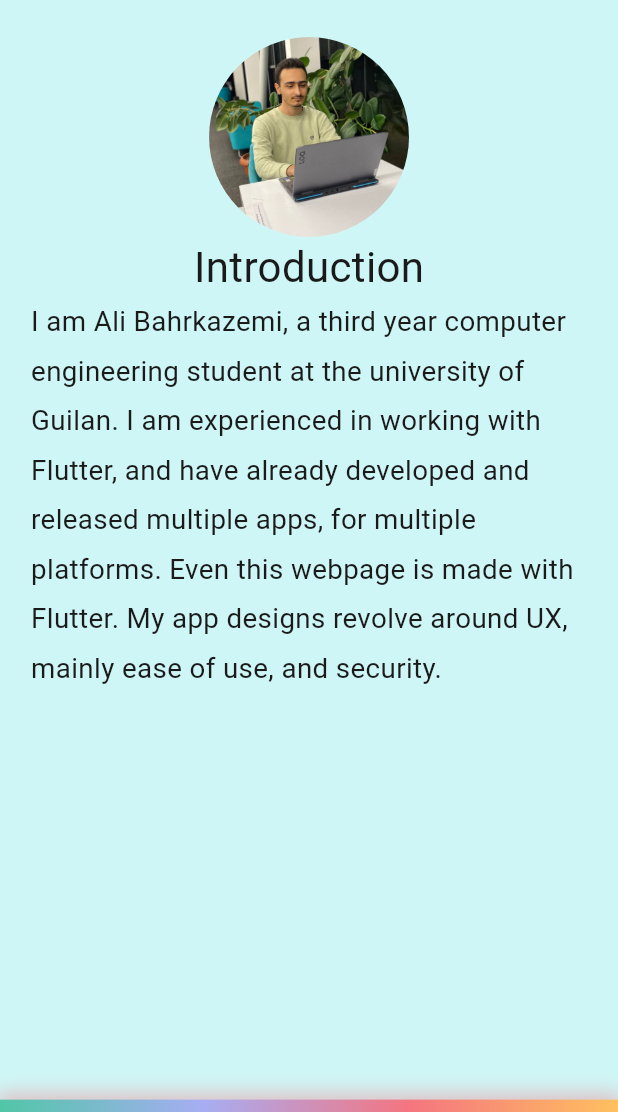
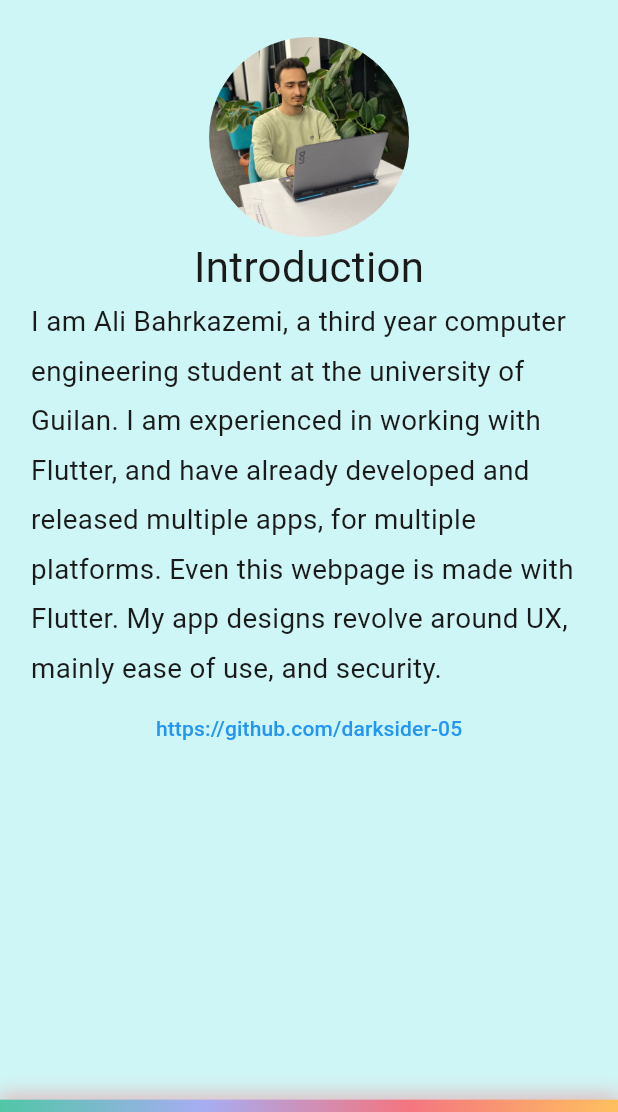
Before and after one commit to darksider-05/portfolio, a Flutter app: the screen it shows after launch, on a phone screen of 412 x 824 dp, the part 124-1236 px from its top. Run offline on Flutter 3.47's test engine with Material 3 defaults, Android fonts, the phone set to English and light mode, and no system bars.

Commit message:
- added optional links to projects

```diff
--- a/assets/data.json
+++ b/assets/data.json
@@ -5,7 +5,8 @@
         },
         "texts": {
             "title": "Introduction",
-            "description": "I am Ali Bahrkazemi, a third year computer engineering student at the university of Guilan. I am experienced in working with Flutter, and have already developed and released multiple apps, for multiple platforms. Even this webpage is made with Flutter. My app designs revolve around UX, mainly ease of use, and security. "
+            "description": "I am Ali Bahrkazemi, a third year computer engineering student at the university of Guilan. I am experienced in working with Flutter, and have already developed and released multiple apps, for multiple platforms. Even this webpage is made with Flutter. My app designs revolve around UX, mainly ease of use, and security. ",
+            "address": "https://github.com/darksider-05"
         }
     },
     "aboutme": {
@@ -39,7 +40,8 @@
                 "Challenges & Solutions\nOne of the main challenges was choosing the data structure. I had to choose something that was simple to use by anyone, while still being comfortable to work with. As a result, I chose to use json files since they are easy to view and edit.\n\nAnother challenge was to find a way to use images in different screen sizes, with the complication different orientations on smaller screen sizes. \nI came up with having three main sizes for screens: laptops, tablets, and phones. each has its own image, and the size of the image is given by the user for compatiblity with the image orientation.",
                 "What I Learned\nBuilding this project strengthened my ability to think in terms of architecture rather than isolated features. I gained experience designing systems that prioritize reuse, scalability, and clarity. The project also improved my decision-making skills, especially when choosing tools and trade-offs that supported long-term maintainability over short-term convenience.",
                 "Links\nThe complete source code is available on GitHub\nThis project is this very website that is being used as my own protfolio"
-            ]
+            ],
+            "https://github.com/darksider-05/portfolio"
         ],
         [
             "LiveText",
@@ -71,7 +73,8 @@
                 "Challenges & Solutions\nOne major challenge was implementing reliable local network discovery. Flutter currently has limited maturity in this area. While LAN broadcast discovery was an option, it required location permissions and negatively impacted user experience.\n\nI evaluated mDNS as an alternative, but the available solutions were not mature enough for production use. As a result, I designed a custom discovery protocol, which later aligned with what is commonly known as a Unicast Network Sweep approach.\n\nAnother challenge involved handling edge cases when retrieving the IP address of a phone acting as a hotspot host. Due to the lack of suitable packages, I implemented native platform code to solve this problem.",
                 "What I Learned\nThis project strengthened my ability to design systems under strict constraints with clearly defined priorities. I learned how limiting scope—such as enforcing single-client connections—can significantly improve reliability, predictability, and user experience.\n\nI also gained experience translating low-level technical decisions into tangible user benefits. Building Live Text required carefully balancing flexibility, security, and usability. These trade-offs improved my ability to reason about architecture holistically and communicate technical intent through product behavior rather than documentation alone.",
                 "Links\nThe full source code for Live Text is available on GitHub, where the latest release can be accessed."
-            ]
+            ],
+            "https://github.com/darksider-05/live_text"
         ],
         [
             "FlipClock",
@@ -103,7 +106,8 @@
                 "Challenges & Solutions\nOne challenge involved reliably detecting device orientation, as width and height values can behave inconsistently during transitions in Flutter. I developed a custom solution that evolved into a reusable package I now include in most of my_projects.\n\nAnother challenge was designing a provider class capable of self-updating without placing unnecessary strain on the UI thread.\n\nI also developed a centralized theming system that governs the entire application rather than relying solely on Flutter's built-in theming. This approach later became a foundation for theming strategies in my subsequent projects.",
                 "What I Learned\nBuilding Flip Clock strengthened my ability to create interfaces that respond gracefully to any screen size or orientation. The project improved my understanding of continuously updating interfaces and reinforced best practices for maintaining clean, predictable state management over time. I also gained experience designing reusable global data and systems that can be leveraged across multiple applications.",
                 "Links\nThe project's source code and latest release are available on GitHub."
-            ]
+            ],
+            "https://github.com/darksider-05/flip_clock"
         ],
         [
             "MineSweeper",
@@ -135,7 +139,8 @@
                 "Challenges & Solutions\nMinesweeper was the first Flutter application I developed, and it exposed many early-stage architectural and design mistakes. State management relied heavily on setState(), navigation patterns were inconsistent, and the UI was designed for a fixed screen size without responsiveness.\n\nA few months later, I rebuilt the entire application from scratch using the knowledge gained from subsequent projects. The new version introduced proper state structure, consistent navigation patterns, and fully responsive layouts across screen sizes.",
                 "What I Learned\nBuilding Minesweeper was a foundational step in my development career. The project forced me to research deeply, experiment with different approaches, and overcome practical implementation challenges. It also taught me the importance of revisiting and refactoring earlier work to apply improved architectural thinking and best practices.",
                 "Links\nThe project source code is available on GitHub, along with a live web version and downloadable release builds."
-            ]
+            ],
+            "https://github.com/darksider-05/mine_sweeper"
         ],
         [
             "Ecovision app",
@@ -167,7 +172,8 @@
                 "Challenges & Solutions\nOne challenge involved managing and organizing large volumes of heterogeneous data coming from multiple backend endpoints. To improve structure and maintainability, the backend was adjusted to expose dedicated endpoints per category. Additional safeguards were implemented on the client to ensure categories remained clearly separated and consistently presented.\n\nAnother challenge was ensuring multilingual content rendered naturally. Since only a limited number of languages use right-to-left text direction, I implemented lightweight detection by scanning text for RTL character ranges and dynamically adjusting layout direction when necessary.",
                 "What I Learned\nWorking on EcoVision App deepened my understanding of how large backend systems translate into user-facing products. I learned how architectural decisions made at the server level directly impact client complexity and user experience. The project strengthened my ability to reason about data contracts, API design, and the importance of system-wide consistency.\n\nI also gained valuable experience building applications within a collaborative, team-driven ecosystem. Coordinating client behavior with a shared backend reinforced the importance of clear interfaces and predictable data structures. This project strengthened my confidence in taking ownership of a critical subsystem while aligning with a larger codebase.",
                 "Links\nThe Android client source code and released application are available on GitHub."
-            ]
+            ],
+            "https://github.com/darksider-05/Ecovision-app"
         ],
         [
             "CodePanel",
@@ -199,7 +205,8 @@
                 "Challenges & Solutions\nOne challenge was designing an interface that remained intuitive while operating entirely within a terminal environment. I refined the menu structure and visual hierarchy to ensure navigation options were immediately understandable, and used color and spacing carefully to improve readability without overwhelming the user.\n\nAnother challenge involved handling platform-specific behavior consistently across operating systems. This was solved by isolating OS-dependent functionality behind abstraction layers, allowing the core navigation logic to remain identical regardless of environment.\n\nAdditional work focused on robust error handling and configuration validation to ensure the tool behaves predictably even when given invalid paths or incomplete configuration.",
                 "What I Learned\nThis project strengthened my understanding of designing tools with strict constraints and clear purpose. I learned how limiting scope—such as focusing exclusively on folder navigation—can significantly improve usability and performance. Building a CLI utility also reinforced the importance of clear feedback, defensive error handling, and predictable behavior in non-graphical interfaces.",
                 "Links\nThe complete source code is available on GitHub, where users can explore the project in detail and download releases for their platform."
-            ]
+            ],
+            "https://github.com/darksider-05/codepanel"
         ]
     ],
     "contactme": {}
--- a/lib/components/pages/home.dart
+++ b/lib/components/pages/home.dart
@@ -1,5 +1,6 @@
+import 'dart:io';
 import 'dart:math';
-
+import 'package:url_launcher/url_launcher.dart';
 import 'package:flutter/material.dart';
 import 'package:portfolio/settings/jsonload.dart';
 import 'package:provider/provider.dart';
@@ -114,6 +115,22 @@
               style: TextStyle(fontSize: 18.5, height: 1.8),
             ),
           ),
+          data["address"] != null
+              ? Container(
+                  alignment: Alignment.center,
+                  color: Colors.transparent,
+                  child: TextButton(
+                    onPressed: () async {
+                      final url = Uri.parse(data["address"]);
+                      await launchUrl(url, webOnlyWindowName: '_blank');
+                    },
+                    child: Text(
+                      data["address"] ?? "",
+                      style: TextStyle(color: Colors.blue),
+                    ), //TextButton(onPressed: (){htto}, child: child),
+                  ),
+                )
+              : Container(),
         ],
       ),
     );
--- a/pubspec.yaml
+++ b/pubspec.yaml
@@ -35,6 +35,7 @@
   # Use with the CupertinoIcons class for iOS style icons.
   cupertino_icons: ^1.0.8
   provider: ^6.1.5+1
+  url_launcher: ^6.3.2
   http: ^1.6.0
 
 dev_dependencies:
```
Also changed, not shown: lib/components/pages/proj.dart (+20 -1 lines), pubspec.lock.
